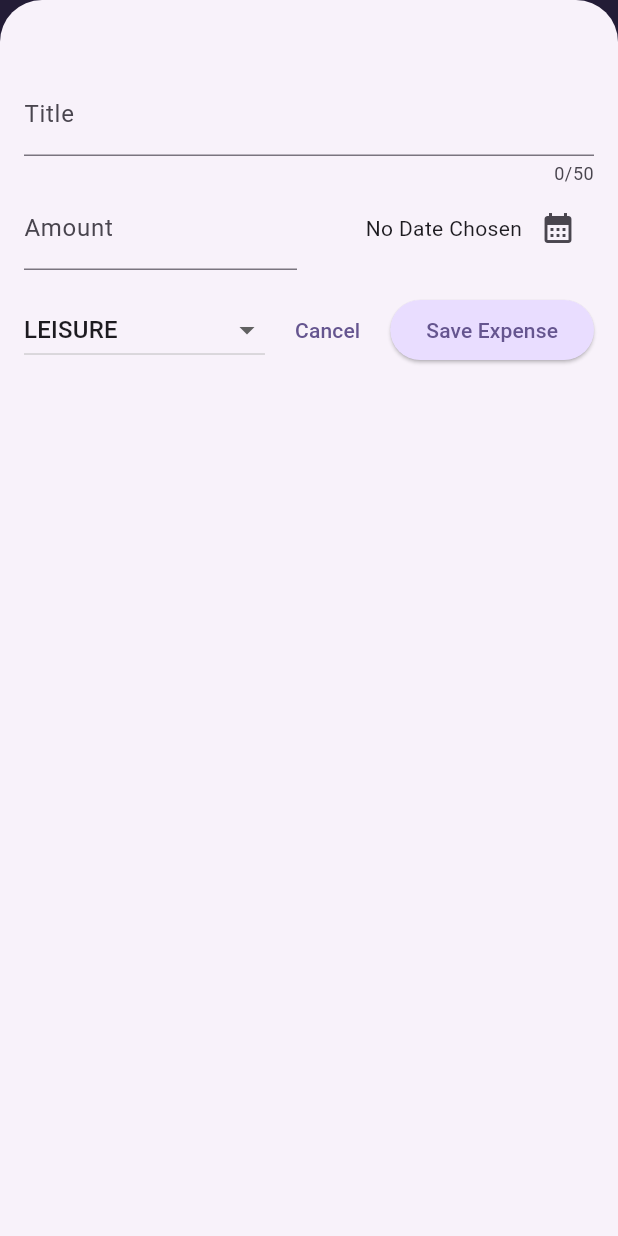
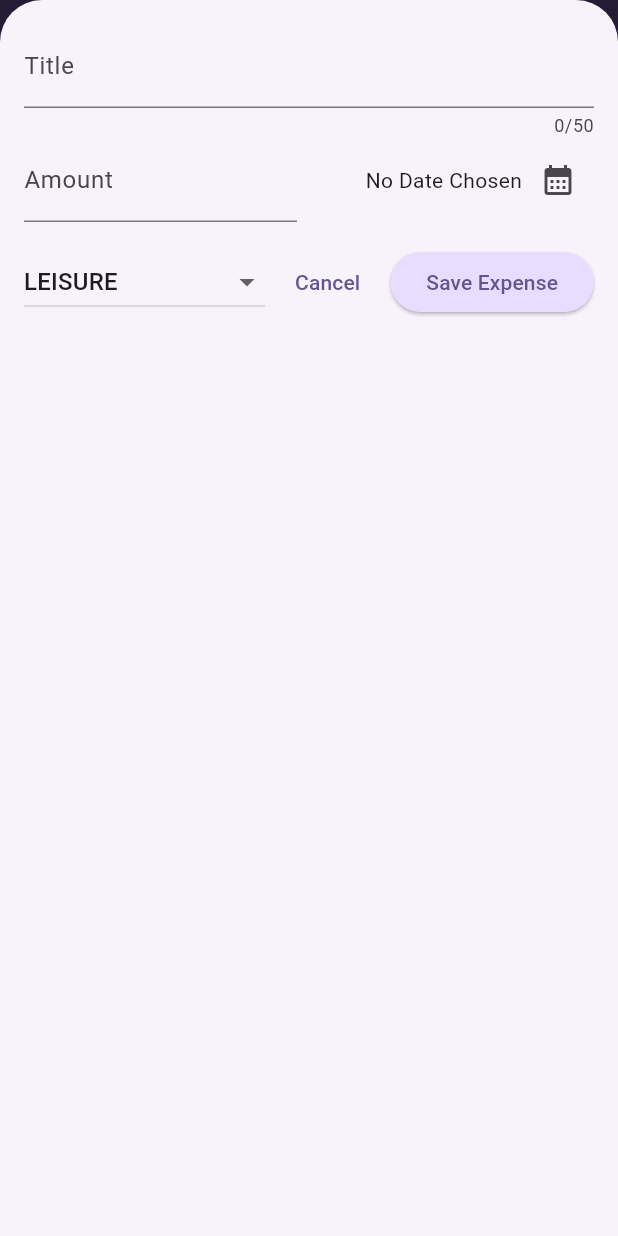
Before and after one commit to esperantkela/flutter-expensive-tracker-app, a Flutter app: the screen it shows after launch, after a tap on the "add" icon, on a phone screen of 412 x 824 dp. Run offline on Flutter 3.47's test engine with Material 3 defaults, Android fonts, the phone set to English and light mode, and no system bars.

Commit message:
feat(expenses): enhance NewExpense widget layout and keyboard handling

```diff
--- a/lib/expenses.dart
+++ b/lib/expenses.dart
@@ -29,6 +29,7 @@
 
   void _openAddExpenseOverlay() {
     showModalBottomSheet(
+      useSafeArea: true,
       isScrollControlled: true,
       context: context,
       builder: (ctx) =>  NewExpense(onAddExpense: _addExpense),
@@ -65,6 +66,9 @@
 
   @override
   Widget build(BuildContext context) {
+
+    final width = MediaQuery.of(context).size.width;
+
     Widget mainContent = const Center(
       child: Text('No expenses found. Start adding some!'),
     );
@@ -79,9 +83,14 @@
           IconButton(onPressed: _openAddExpenseOverlay, icon: const Icon(Icons.add)),
         ],
       ),
-      body: Column(
+      body: width < 600 ? Column(
         children: [
           Chart(expenses: registeredExpenses),
+          Expanded(child: mainContent)
+        ],
+      ) : Row(
+        children: [
+          Expanded(child: Chart(expenses: registeredExpenses)),
           Expanded(child: mainContent)
         ],
       ),
--- a/lib/main.dart
+++ b/lib/main.dart
@@ -1,5 +1,6 @@
 import 'package:expensive_tracker/expenses.dart';
 import 'package:flutter/material.dart';
+import 'package:flutter/services.dart';
 
 var kColorScheme = ColorScheme.fromSeed(
   seedColor: const Color.fromARGB(255, 96, 59, 181),
@@ -10,17 +11,18 @@
   brightness: Brightness.dark,
 );
 void main() {
-  final ThemeData theme = ThemeData();
+  /*WidgetsFlutterBinding.ensureInitialized();
+  SystemChrome.setPreferredOrientations([DeviceOrientation.portraitUp]).then((
+    fn,
+  ) {*/
+    final theme = ThemeData();
     runApp(
       MaterialApp(
         darkTheme: ThemeData.dark().copyWith(
           colorScheme: kDarkColorScheme,
           cardTheme: CardThemeData(
             color: kDarkColorScheme.secondaryContainer,
-          margin: const EdgeInsets.symmetric(
-            horizontal: 16,
-            vertical: 8,
-          ),
+            margin: const EdgeInsets.symmetric(horizontal: 16, vertical: 8),
           ),
           elevatedButtonTheme: ElevatedButtonThemeData(
             style: ElevatedButton.styleFrom(
@@ -44,10 +46,7 @@
           ),
           cardTheme: CardThemeData(
             color: kColorScheme.secondaryContainer,
-          margin: const EdgeInsets.symmetric(
-            horizontal: 16,
-            vertical: 8,
-          ),
+            margin: const EdgeInsets.symmetric(horizontal: 16, vertical: 8),
           ),
 
           elevatedButtonTheme: ElevatedButtonThemeData(
@@ -69,4 +68,5 @@
         home: Expenses(),
       ),
     );
+  //});
 }
--- a/lib/widgets/new_expense.dart
+++ b/lib/widgets/new_expense.dart
@@ -76,8 +76,12 @@
 
   @override
   Widget build(BuildContext context) {
-    return Padding(
-      padding: EdgeInsets.fromLTRB(16, 48, 16, 16),
+    final keyboardSpace = MediaQuery.of(context).viewInsets.bottom;
+    return SizedBox(
+      height: double.infinity,
+      child: SingleChildScrollView(
+        child: Padding(
+          padding: EdgeInsets.fromLTRB(16, 16, 16, keyboardSpace + 16),
           child: Column(
             children: [
               TextField(
@@ -157,6 +161,8 @@
               ),
             ],
           ),
+        ),
+      ),
     );
   }
 }
```
Lines whose indentation alone changed are shown as unchanged.
